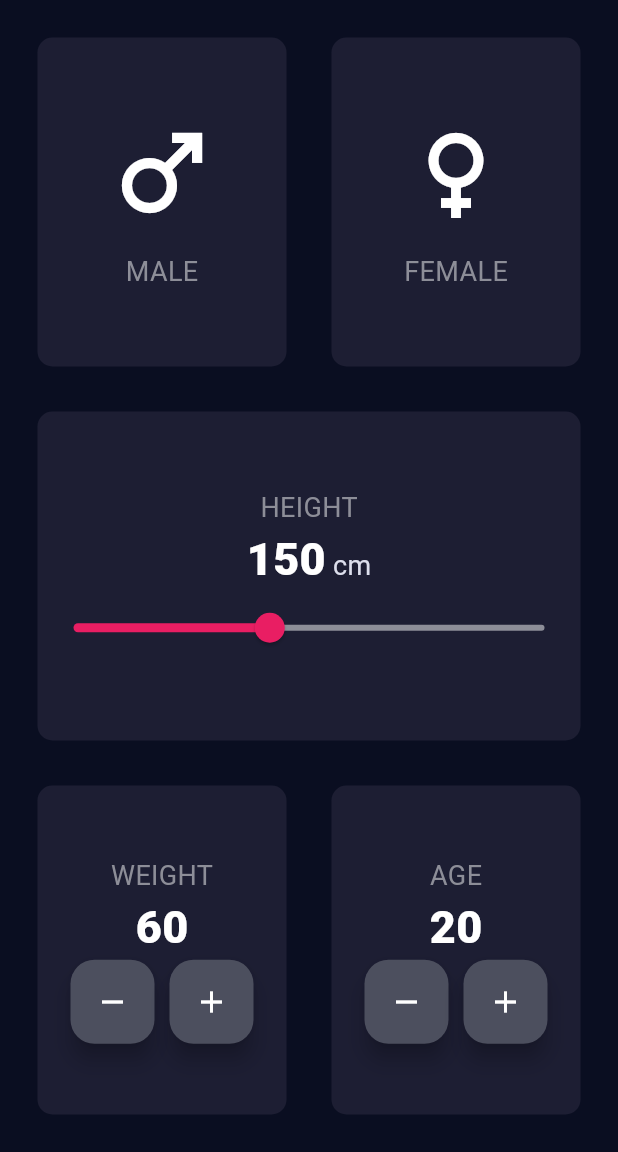
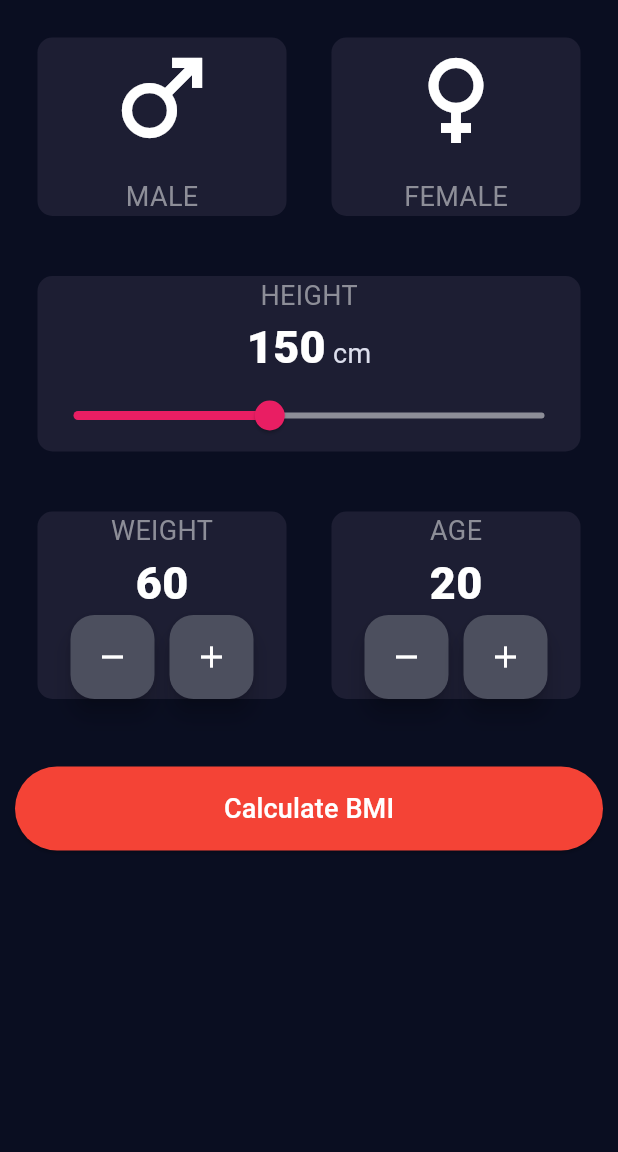
Before and after one commit to TechSavvyNaz/bmi_calculator, a Flutter app: the screen it shows after launch, on a phone screen of 412 x 824 dp, the part 84-1236 px from its top. Run offline on Flutter 3.47's test engine with Material 3 defaults, Android fonts, the phone set to English and light mode, and no system bars.

Commit message:
display overflow

```diff
--- a/lib/input_page.dart
+++ b/lib/input_page.dart
@@ -15,53 +15,90 @@ class _InputPageState extends State<InputPage> {
   int weight = 60;
   int age = 20;
 
+  // Function to calculate BMI
+  double calculateBMI() {
+    return weight / ((height / 100) * (height / 100));
+  }
+
+  // Function to show BMI result in a dialog
+  void showBMIDialog() {
+    double bmi = calculateBMI();
+    showDialog(
+      context: context,
+      builder: (BuildContext context) {
+        return AlertDialog(
+          title: const Text('Your BMI'),
+          content: Text('Your BMI is ${bmi.toStringAsFixed(2)}'),
+          actions: [
+            TextButton(
+              onPressed: () {
+                Navigator.of(context).pop();
+              },
+              child: const Text('OK'),
+            ),
+          ],
+        );
+      },
+    );
+  }
+
   @override
   Widget build(BuildContext context) {
     return Scaffold(
       appBar: AppBar(
         title: const Text('BMI Calculator'),
       ),
-      body: Padding(
+      body: SingleChildScrollView(
+        child: Padding(
           padding: const EdgeInsets.all(10.0),
           child: Column(
             crossAxisAlignment: CrossAxisAlignment.stretch,
             children: <Widget>[
               // Gender selection row
+              Row(
+                children: [
                   Expanded(
                     child: GenderSelection(
                       selectedGender: selectedGender,
-                onGenderSelected: (String gender) { // Function object passed as parameter
+                      onGenderSelected: (String gender) {
                         setState(() {
                           selectedGender = gender;
                         });
                       },
                     ),
                   ),
+                ],
+              ),
+              const SizedBox(height: 10.0), // Added spacing between rows
               // Height slider
+              Row(
+                children: [
                   Expanded(
                     child: HeightSlider(
                       height: height,
-                onHeightChanged: (int newHeight) { // Function object passed as parameter
+                      onHeightChanged: (int newHeight) {
                         setState(() {
                           height = newHeight;
                         });
                       },
                     ),
                   ),
+                ],
+              ),
+              const SizedBox(height: 10.0), // Added spacing between rows
               // Weight and Age row
-            Expanded(
-              child: Row(
+              Row(
                 children: [
                   Expanded(
                     child: WeightAgeSelector(
                       label: 'WEIGHT',
                       value: weight,
-                      onIncrement: () { // Function object for incrementing weight
+                      onIncrement: () {
                         setState(() {
                           weight++;
                         });
                       },
-                      onDecrement: () { // Function object for decrementing weight
+                      onDecrement: () {
                         setState(() {
                           if (weight > 0) weight--;
                         });
@@ -72,12 +109,12 @@ class _InputPageState extends State<InputPage> {
                     child: WeightAgeSelector(
                       label: 'AGE',
                       value: age,
-                      onIncrement: () { // Function object for incrementing age
+                      onIncrement: () {
                         setState(() {
                           age++;
                         });
                       },
-                      onDecrement: () { // Function object for decrementing age
+                      onDecrement: () {
                         setState(() {
                           if (age > 0) age--;
                         });
@@ -86,8 +123,24 @@ class _InputPageState extends State<InputPage> {
                   ),
                 ],
               ),
+              const SizedBox(height: 20.0), // Added spacing before button
+              // Calculate BMI Button
+              Padding(
+                padding: const EdgeInsets.only(top: 10.0),
+                child: ElevatedButton(
+                  style: ElevatedButton.styleFrom(
+                    backgroundColor: Colors.red, // Updated to backgroundColor
+                    padding: const EdgeInsets.symmetric(vertical: 15.0),
+                  ),
+                  onPressed: showBMIDialog, // Call function to show BMI dialog
+                  child: const Text(
+                    'Calculate BMI',
+                    style: TextStyle(fontSize: 18.0, color: Colors.white),
+                  ),
+                ),
               ),
             ],
+          ),
         ),
       ),
     );
```
Lines whose indentation alone changed are shown as unchanged.
